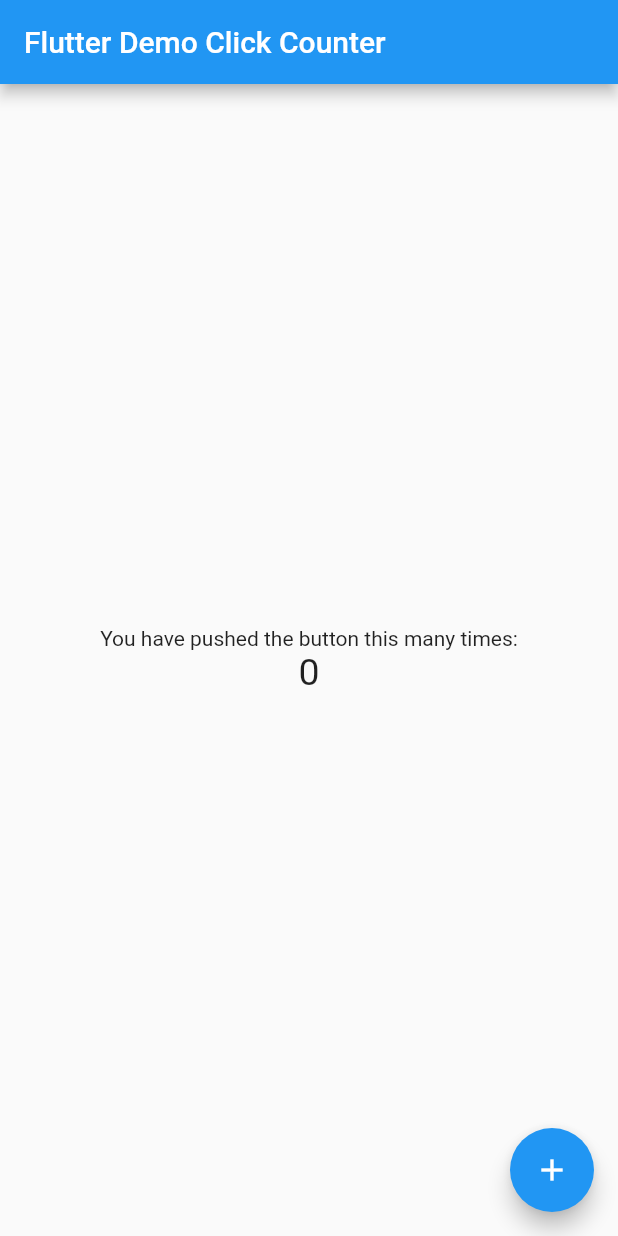
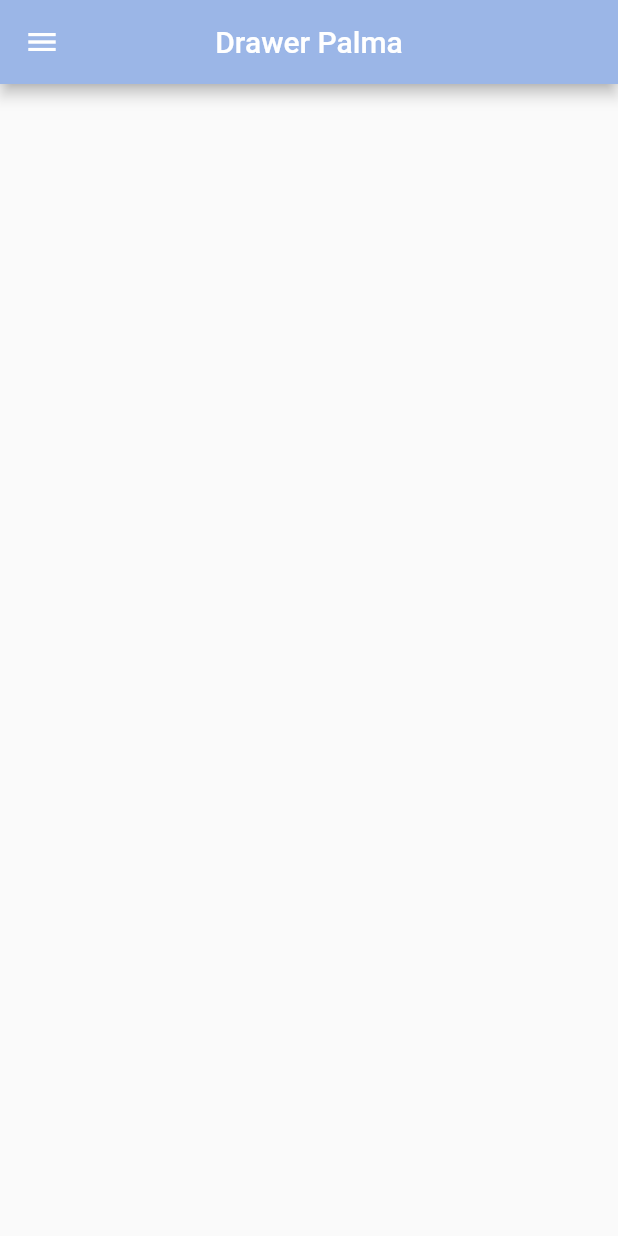
Before and after one commit to MinehaPalmaH/Drawer_p4, a Flutter app: the screen it shows after launch, on a phone screen of 412 x 824 dp. Run offline on Flutter 3.47's test engine with Material 2 defaults, Android fonts, the phone set to English and light mode, and no system bars.

Commit message:
drawerV2

```diff
--- a/lib/main.dart
+++ b/lib/main.dart
@@ -4,15 +4,16 @@ void main() => runApp(MyApp());
 
 class MyApp extends StatelessWidget {
   const MyApp({super.key});
-  static const String _title = 'Flutter Stateful Clicker Counter';
+  static const String _title = 'Drawer Palma';
   // This widget is the root of your application.
   @override
   Widget build(BuildContext context) {
     return MaterialApp(
       title: _title,
       theme: ThemeData(
-        primarySwatch: Colors.blue,
+        primarySwatch: Colors.red,
       ),
+      debugShowCheckedModeBanner: false,
       home: MyHomePage(),
     );
   }
@@ -20,72 +21,61 @@ class MyApp extends StatelessWidget {
 
 class MyHomePage extends StatefulWidget {
   const MyHomePage({super.key});
-  // This widget is the home page of your application. It is stateful, meaning
-  // that it has a State object (defined below) that contains fields that affect
-  // how it looks.
-  // This class is the configuration for the state.
   @override
   _MyHomePageState createState() => _MyHomePageState();
 }
 
 class _MyHomePageState extends State<MyHomePage> {
-  int _counter = 0;
-
-  void _incrementCounter() {
-    setState(() {
-      // This call to setState tells the Flutter framework that something has
-      // changed in this State, which causes it to rerun the build method below
-      // so that the display can reflect the updated values. If we changed
-      // _counter without calling setState(), then the build method would not be
-      // called again, and so nothing would appear to happen.
-      _counter++;
-    });
-  }
-
   @override
   Widget build(BuildContext context) {
-    // This method is rerun every time setState is called, for instance as done
-    // by the _incrementCounter method above.
-    //
-    // The Flutter framework has been optimized to make rerunning build methods
-    // fast, so that you can just rebuild anything that needs updating rather
-    // than having to individually change instances of widgets.
     return Scaffold(
       appBar: AppBar(
-        // Here we take the value from the MyHomePage object that was created by
-        // the App.build method, and use it to set our appbar title.
-        title: Text('Flutter Demo Click Counter'),
+        title: Text('Drawer Palma'),
+        centerTitle: true,
+        backgroundColor: const Color(0xff9bb6e7),
       ),
-      body: Center(
-        // Center is a layout widget. It takes a single child and positions it
-        // in the middle of the parent.
-        child: Column(
-          // Column is also a layout widget. It takes a list of children and
-          // arranges them vertically. By default, it sizes itself to fit its
-          // children horizontally, and tries to be as tall as its parent.
-          //
-          // Column has various properties to control how it sizes itself and
-          // how it positions its children. Here we use mainAxisAlignment to
-          // center the children vertically; the main axis here is the vertical
-          // axis because Columns are vertical (the cross axis would be
-          // horizontal).
-          mainAxisAlignment: MainAxisAlignment.center,
-          children: <Widget>[
-            Text(
-              'You have pushed the button this many times:',
+      drawer: Drawer(
+        child: ListView(
+          // Important: Remove any padding from the ListView.
+          padding: EdgeInsets.zero,
+          children: [
+            const DrawerHeader(
+              decoration: BoxDecoration(
+                color: Color(0xff7e98be),
+              ),
+              child: Text('Encabezado'),
             ),
-            Text(
-              '$_counter',
-              style: TextStyle(fontSize: 25),
+            ListTile(
+              leading: Icon(
+                Icons.home,
+              ),
+              title: const Text('Pagina 1'),
+              onTap: () {
+                Navigator.pop(context);
+              },
+            ),
+            ListTile(
+              leading: Icon(
+                Icons.train,
+              ),
+              title: const Text('Pagina 2'),
+              onTap: () {
+                Navigator.pop(context);
+              },
+            ),
+            ListTile(
+              leading: Icon(
+                Icons.coffee_rounded,
+              ),
+              title: const Text('Pagina 3'),
+              onTap: () {
+                Navigator.pop(context);
+              },
             ),
           ],
         ),
       ),
-      floatingActionButton: FloatingActionButton(
-        onPressed: _incrementCounter,
-        tooltip: 'Increment',
-        child: Icon(Icons.add),
-      ),
+      body: Center(),
     );
   }
 }
```
